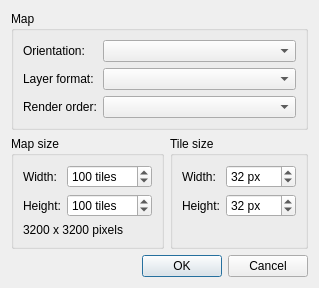
mapeditor/tiled, file src/tiled/newmapdialog.ui: the form before one commit.
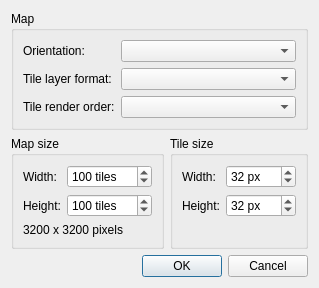
The form after the commit.

```diff
--- a/src/tiled/newmapdialog.ui
+++ b/src/tiled/newmapdialog.ui
@@ -6,8 +6,8 @@
    <rect>
     <x>0</x>
     <y>0</y>
-    <width>365</width>
-    <height>268</height>
+    <width>371</width>
+    <height>323</height>
    </rect>
   </property>
   <property name="windowTitle">
@@ -211,7 +211,7 @@
       <item row="1" column="0">
        <widget class="QLabel" name="layerFormatLabel">
         <property name="text">
-         <string>Layer format:</string>
+         <string>Tile layer format:</string>
         </property>
         <property name="buddy">
          <cstring>layerFormat</cstring>
@@ -224,7 +224,7 @@
       <item row="2" column="0">
        <widget class="QLabel" name="renderOrderLabel">
         <property name="text">
-         <string>Render order:</string>
+         <string>Tile render order:</string>
         </property>
         <property name="buddy">
          <cstring>renderOrder</cstring>
```
